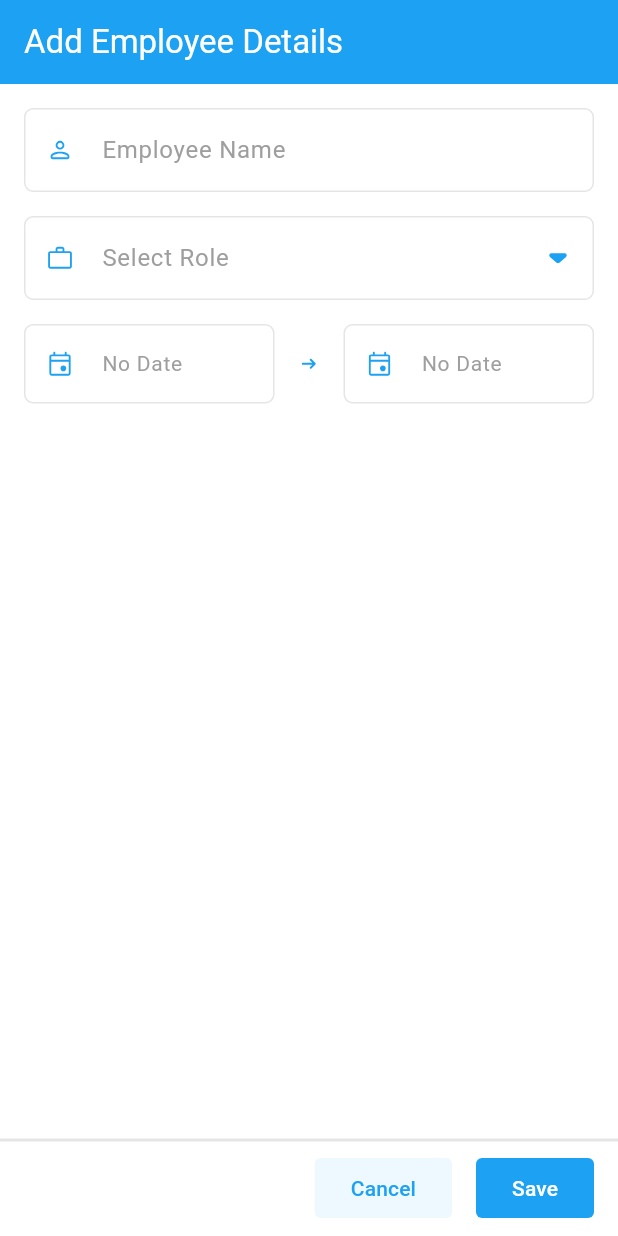
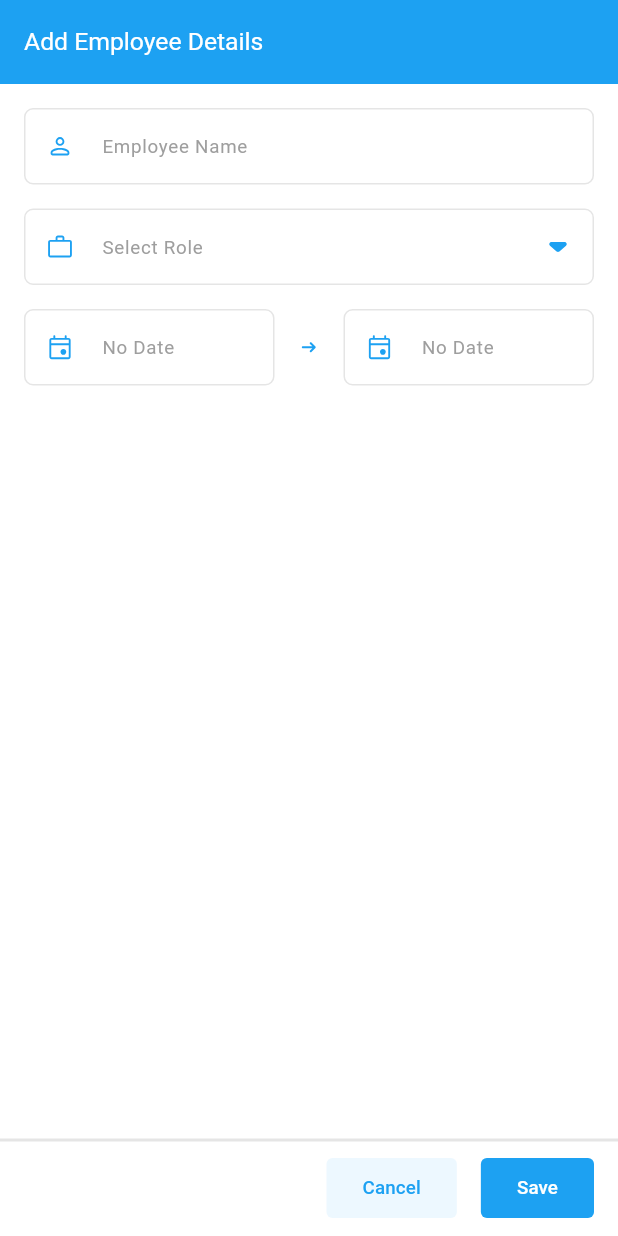
Before and after one commit to sultansharma/employee_app, a Flutter app: the screen it shows after launch, after a tap on the "add" icon, on a phone screen of 412 x 824 dp. Run offline on Flutter 3.47's test engine with Material 3 defaults, Android fonts, the phone set to English and light mode, and no system bars; our stand-ins replace flutter_bloc, flutter_screenutil, flutter_svg, table_calendar; missing offline and left inert: localstore.

Commit message:
All Done

```diff
--- /dev/null
+++ b/lib/core/widgets/addaptiveText.dart
@@ -0,0 +1,61 @@
+import 'package:flutter/material.dart';
+import 'package:flutter_screenutil/flutter_screenutil.dart';
+
+TextStyle adaptiveStyle(BuildContext context, {Color? color}) {
+  final width = MediaQuery.of(context).size.width;
+  final isLandscape =
+      MediaQuery.of(context).size.width > MediaQuery.of(context).size.height;
+
+  double fontSize;
+
+  if (width >= 1024) {
+    // Desktop
+    fontSize = 6.sp;
+  } else if (width >= 600) {
+    // Tablet (e.g. iPad)
+    fontSize = isLandscape ? 6.sp : 10.sp;
+  } else {
+    // Mobile
+    fontSize = 13.sp;
+  }
+
+  return TextStyle(
+      fontSize: fontSize, color: color ?? Colors.white // or AppColors.primary
+      );
+}
+
+double adaptiveText(BuildContext context, {num extra = 0}) {
+  final width = MediaQuery.of(context).size.width;
+  final height = MediaQuery.of(context).size.height;
+  final isLandscape = width > height;
+
+  if (width >= 1024) {
+    return extra + 5.sp; // Desktop
+  } else if (width >= 600) {
+    return isLandscape ? extra + 6.sp : extra + 11.sp; // Tablet
+  } else {
+    return extra + 13.sp; // Mobile
+  }
+}
+
+double adaptiveSp(BuildContext context, {double factor = 1.0}) {
+  final width = MediaQuery.of(context).size.width;
+  final height = MediaQuery.of(context).size.height;
+  final isLandscape = width > height;
+
+  double baseSp;
+
+  if (width >= 1024) {
+    // Desktop
+    baseSp = 14.0;
+  } else if (width >= 600) {
+    // Tablet (e.g., iPad)
+    baseSp = isLandscape ? 14 : 14.0;
+  } else {
+    // Mobile
+    baseSp = 11.0;
+  }
+
+  // Apply scaling factor if needed (e.g., for slight adjustments)
+  return baseSp * factor;
+}
--- a/lib/ui/add_edit_employee.dart
+++ b/lib/ui/add_edit_employee.dart
@@ -1,3 +1,4 @@
+import 'package:employee_app/core/widgets/addaptiveText.dart';
 import 'package:employee_app/core/widgets/myToast.dart';
 import 'package:employee_app/core/widgets/inputDecoration.dart';
 import 'package:employee_app/data/models/employee.dart';
@@ -83,7 +84,12 @@ class _AddEditEmployeeState extends State<AddEditEmployee> {
         backgroundColor: AppColors.primary,
         automaticallyImplyLeading: false,
         // iconTheme: const IconThemeData(color: Colors.white),
-        titleTextStyle: const TextStyle(color: Colors.white, fontSize: 22),
+        titleTextStyle: TextStyle(
+            color: Colors.white,
+            fontSize: adaptiveText(
+              context,
+              extra: 4,
+            )),
         title: Text('${_isEditing ? 'Edit' : 'Add'} Employee Details'),
         actions: [
           if (_isEditing) ...[
@@ -116,6 +122,7 @@ class _AddEditEmployeeState extends State<AddEditEmployee> {
                       children: [
                         TextFormField(
                           controller: cubit.empNameController,
+                          style: TextStyle(fontSize: adaptiveText(context)),
                           validator: (value) {
                             if (value == null || value.isEmpty) {
                               return 'Please enter a name';
@@ -133,6 +140,7 @@ class _AddEditEmployeeState extends State<AddEditEmployee> {
                           onTap: () => _showRoleBottomSheet(context),
                           child: AbsorbPointer(
                             child: TextFormField(
+                              style: TextStyle(fontSize: adaptiveText(context)),
                               controller: cubit.roleController,
                               decoration: inputDecoration(AppAssets.jobRoleIcon,
                                       sIcon: AppAssets.arrowDownIcon)
@@ -147,7 +155,8 @@ class _AddEditEmployeeState extends State<AddEditEmployee> {
                               child: TextFormField(
                                 onTap: _selectStartDate,
                                 readOnly: true,
-                                style: const TextStyle(fontSize: 14),
+                                style:
+                                    TextStyle(fontSize: adaptiveText(context)),
                                 controller: cubit.startDateController,
                                 decoration:
                                     inputDecoration(AppAssets.calendarIcon)
@@ -166,7 +175,8 @@ class _AddEditEmployeeState extends State<AddEditEmployee> {
                                 onTap: _selectEndDate,
                                 readOnly: true,
                                 controller: cubit.endDateController,
-                                style: const TextStyle(fontSize: 14),
+                                style:
+                                    TextStyle(fontSize: adaptiveText(context)),
                                 decoration:
                                     inputDecoration(AppAssets.calendarIcon)
                                         .copyWith(hintText: 'No Date'),
@@ -199,7 +209,12 @@ class _AddEditEmployeeState extends State<AddEditEmployee> {
                             borderRadius: BorderRadius.circular(4)),
                       ),
                       onPressed: () => Navigator.of(context).pop(),
-                      child: const Text('Cancel'),
+                      child: Text(
+                        'Cancel',
+                        style: TextStyle(
+                          fontSize: adaptiveText(context),
+                        ),
+                      ),
                     ),
                     const SizedBox(width: 16),
                     ElevatedButton(
@@ -211,7 +226,12 @@ class _AddEditEmployeeState extends State<AddEditEmployee> {
                             borderRadius: BorderRadius.circular(4)),
                       ),
                       onPressed: _onSave,
-                      child: const Text('Save'),
+                      child: Text(
+                        'Save',
+                        style: TextStyle(
+                          fontSize: adaptiveText(context),
+                        ),
+                      ),
                     ),
                     const SizedBox(width: 16),
                   ],
--- a/lib/ui/all_employees.dart
+++ b/lib/ui/all_employees.dart
@@ -1,4 +1,5 @@
 import 'package:employee_app/core/const.dart';
+import 'package:employee_app/core/widgets/addaptiveText.dart';
 import 'package:employee_app/core/widgets/myToast.dart';
 import 'package:employee_app/custom_date_picker/date_picker.dart';
 import 'package:employee_app/data/models/employee.dart';
@@ -35,14 +36,23 @@ class AllEmployees extends StatelessWidget {
       appBar: AppBar(
         centerTitle: false,
         backgroundColor: AppColors.primary,
-        titleTextStyle: const TextStyle(color: Colors.white, fontSize: 22),
+        titleTextStyle: TextStyle(
+            color: Colors.white,
+            fontWeight: FontWeight.w500,
+            fontSize: adaptiveText(
+              context,
+              extra: 4,
+            )),
         title: const Text('Employee List'),
       ),
       floatingActionButton: FloatingActionButton(
         onPressed: () => _openEmployeeFormScreen(context),
         backgroundColor: AppColors.primary,
         foregroundColor: Colors.white,
-        child: const Icon(Icons.add),
+        child: Icon(
+          Icons.add,
+          size: adaptiveSp(context, factor: 1.5),
+        ),
       ),
       body: BlocConsumer<EmployeesCubit, EmployeesState>(
         listener: (context, state) {
@@ -103,7 +113,7 @@ class AllEmployees extends StatelessWidget {
                 crossAxisAlignment: CrossAxisAlignment.start,
                 children: [
                   if (currentEmployee.isNotEmpty) ...[
-                    header(AppStrings.curEmployees),
+                    header(context, AppStrings.curEmployees),
                     ListView.separated(
                       primary: false,
                       shrinkWrap: true,
@@ -133,7 +143,7 @@ class AllEmployees extends StatelessWidget {
                     ),
                   ],
                   if (previousEmployee.isNotEmpty) ...[
-                    header(AppStrings.prevEmployees),
+                    header(context, AppStrings.prevEmployees),
                     ListView.separated(
                       primary: false,
                       shrinkWrap: true,
--- a/pubspec.yaml
+++ b/pubspec.yaml
@@ -41,6 +41,12 @@ dependencies:
 dev_dependencies:
   flutter_test:
     sdk: flutter
+  flutter_launcher_icons:
+
+flutter_icons:
+  android: true
+  # ios: true
+  image_path: "assets/icons/main-icon.png" # Replace with your app icon path
   # isar_generator: ^3.1.0+1
   # build_runner: any
   # hive_generator: ^2.0.1
```
Also changed, not shown: lib/custom_date_picker/date_picker.dart (+17 -17 lines), lib/ui/table_desktop_ui/desktop_add_edit.dart (+10 -2 lines), lib/ui/table_desktop_ui/desktop_ui.dart (+18 -10 lines), lib/ui/widget/employee_card.dart (+12 -5 lines), lib/ui/widget/emplyee_header.dart (+6 -2 lines), lib/ui/widget/from_to_date.dart (+11 -6 lines), assets/icons/main-icon.png (added), pubspec.lock, screenshot.png (added), screenshot2.png (added), 10 other files.
